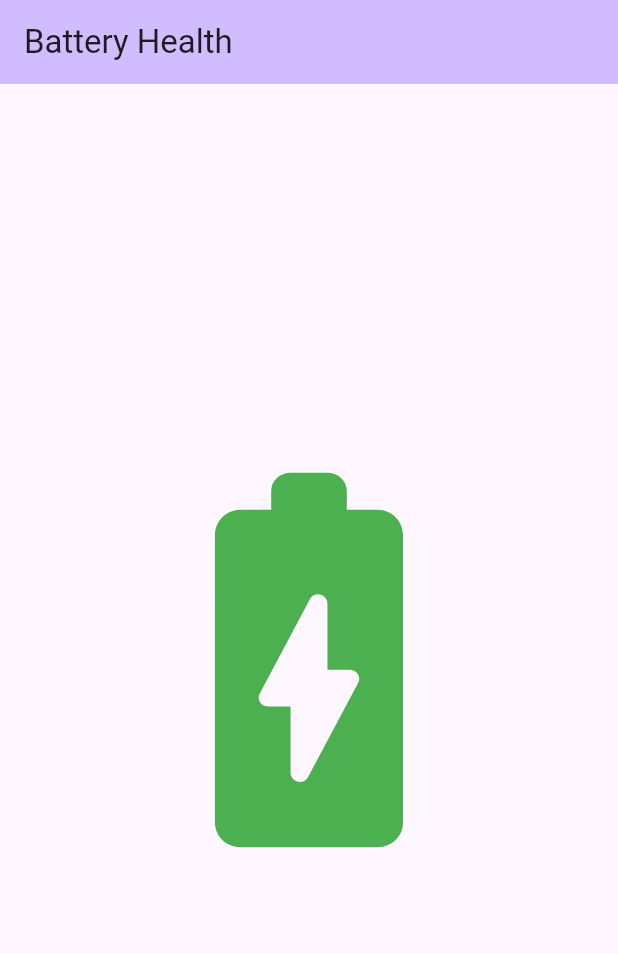
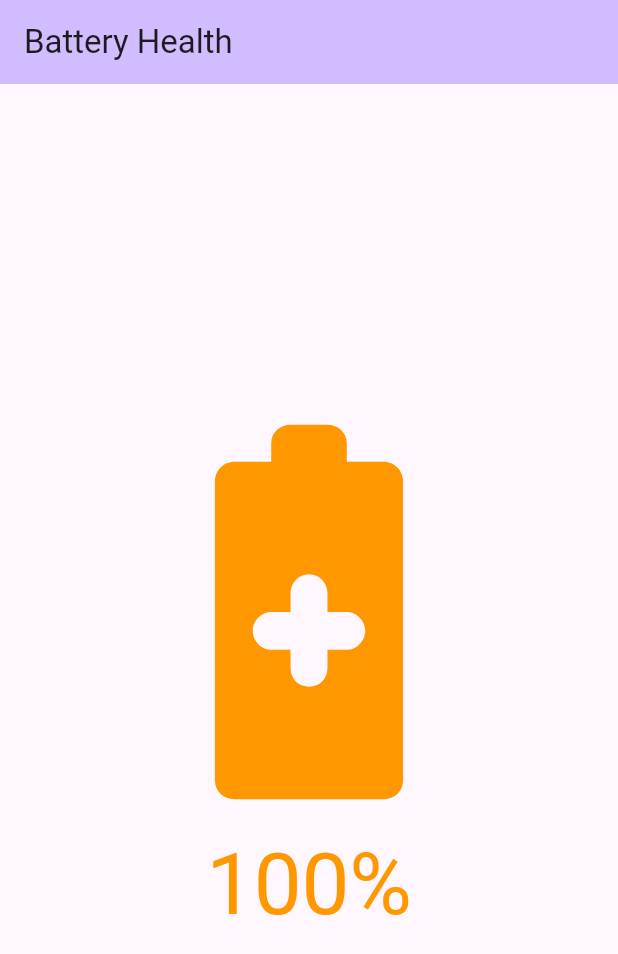
Before and after one commit to mozammal-bs23/flutter-method-channel_RnD, a Flutter app: the screen it shows after launch, on a phone screen of 412 x 824 dp. Shown: the top 954 px of the screen. Run offline on Flutter 3.47's test engine with Material 3 defaults, Android fonts, the phone set to English and light mode, and no system bars; generated files the repository leaves out were written again.

Commit message:
feat: Added icon and valueNotifier

```diff
--- a/lib/battery_heath/pages/battery_health_page.dart
+++ b/lib/battery_heath/pages/battery_health_page.dart
@@ -1,3 +1,4 @@
+import 'package:bettery_health/battery_heath/value_notifier/battery_health_provider.dart';
 import 'package:flutter/material.dart';
 
 class BatteryHealthPage extends StatefulWidget {
@@ -14,13 +15,54 @@ class _BatteryHealthPageState extends State<BatteryHealthPage> {
       appBar: AppBar(
         title: const Text('Battery Health'),
       ),
-      body: const Center(
-        child: Icon(
-          Icons.battery_charging_full_rounded,
-          size: 300,
-          color: Colors.green,
-        ),
+      body: Column(
+        mainAxisAlignment: MainAxisAlignment.center,
+        children: [
+          Center(
+            child: Icon(
+              _getIcon(batteryHealthProvider.value),
+              size: 300,
+              color: _getColor(batteryHealthProvider.value),
+            ),
+          ),
+          Text(
+            '100%',
+            style: Theme.of(context).textTheme.displayLarge?.copyWith(
+                  color: _getColor(batteryHealthProvider.value),
+                ),
+          ),
+        ],
       ),
     );
   }
+
+  Color? _getColor(BatteryHealth batteryHealth) {
+    if (batteryHealth == BatteryHealth.emergency) {
+      return Colors.red;
+    } else if (batteryHealth == BatteryHealth.good ||
+        batteryHealth == BatteryHealth.full) {
+      return Colors.green;
+    } else if (batteryHealth == BatteryHealth.poor) {
+      return Colors.yellow;
+    } else if (batteryHealth == BatteryHealth.saver) {
+      return Colors.orange;
+    } else {
+      return null;
+    }
+  }
+
+  IconData _getIcon(BatteryHealth value) {
+    switch (value) {
+      case BatteryHealth.emergency:
+        return Icons.battery_0_bar_rounded;
+      case BatteryHealth.good:
+        return Icons.battery_3_bar_rounded;
+      case BatteryHealth.full:
+        return Icons.battery_full_rounded;
+      case BatteryHealth.poor:
+        return Icons.battery_2_bar_rounded;
+      case BatteryHealth.saver:
+        return Icons.battery_saver_rounded;
+    }
+  }
 }
--- /dev/null
+++ b/lib/battery_heath/value_notifier/battery_health_provider.dart
@@ -0,0 +1,11 @@
+import 'package:flutter/material.dart';
+
+enum BatteryHealth {
+  emergency,
+  poor,
+  good,
+  full,
+  saver,
+}
+
+final batteryHealthProvider = ValueNotifier<BatteryHealth>(BatteryHealth.saver);
```
